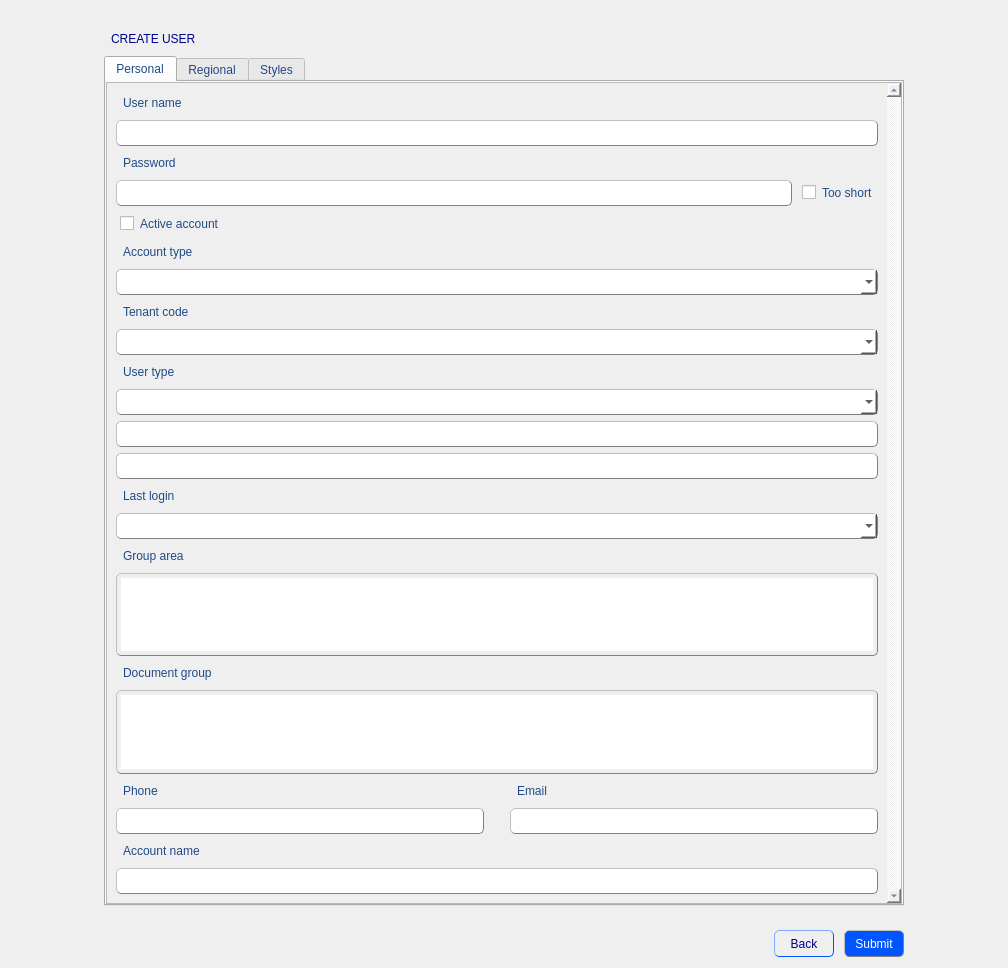
Before: the Qt Designer form Builder/Builder/createuserform.ui in Rork96/QtProjects, drawn with Qt 5.
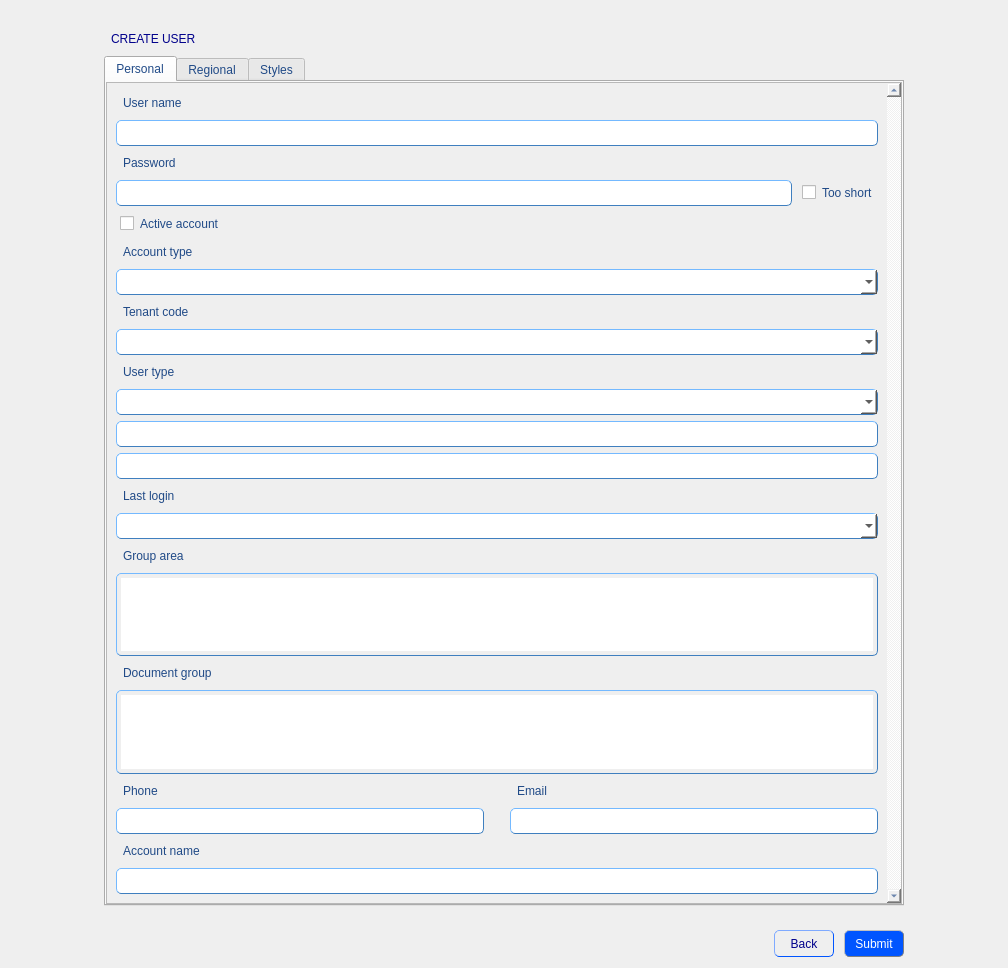
After: the same form once the commit is applied.

Diff of the .ui file:
```diff
--- a/Builder/Builder/createuserform.ui
+++ b/Builder/Builder/createuserform.ui
@@ -18,7 +18,7 @@
                color: blue;
                padding: 4px;
                border-radius: 5px;
-               border: 1px solid grey; 
+               border: 1px solid rgb(63, 127, 191); 
                border-style: outset;
 	           font: 11pt &quot;MS Shell Dlg 2&quot;;
               }
@@ -39,7 +39,7 @@
 QLineEdit {
                color: black;
                padding: 4px;
-               border: 1px solid grey; 
+               border: 1px solid rgb(63, 127, 191); 
                border-radius: 5px;
                border-style: outset;
 	           font: 10pt &quot;MS Shell Dlg 2&quot;;
@@ -47,7 +47,7 @@
 QComboBox {
 			   color: black;
                padding: 4px;
-               border: 1px solid grey; 
+               border: 1px solid rgb(63, 127, 191); 
                border-radius: 5px;
                border-style: outset;
                font: 9pt &quot;MS Shell Dlg 2&quot;;
@@ -63,7 +63,7 @@
 QListView {
                color: black;
                padding: 4px;
-               border: 1px solid grey; 
+               border: 1px solid rgb(63, 127, 191); 
                border-radius: 5px;
                border-style: outset;
 	           font: 10pt &quot;MS Shell Dlg 2&quot;;
@@ -326,8 +326,8 @@
            <rect>
             <x>0</x>
             <y>0</y>
-            <width>780</width>
-            <height>881</height>
+            <width>775</width>
+            <height>888</height>
            </rect>
           </property>
           <layout class="QGridLayout" name="gridLayout_5">
```
Left out of the diff: 8 changed lines with no effect on the pictures.
